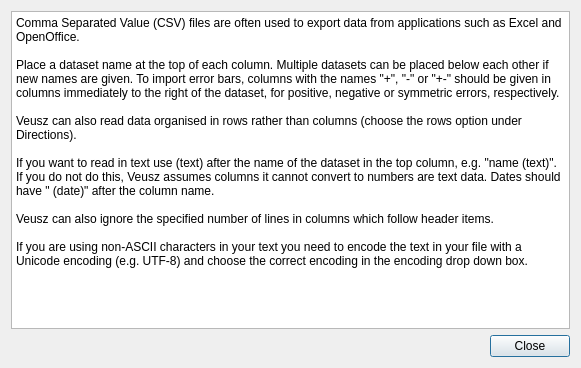
Above: dialogs/importhelpcsv.ui from veusz/veusz before the change. Below: the same form after it.
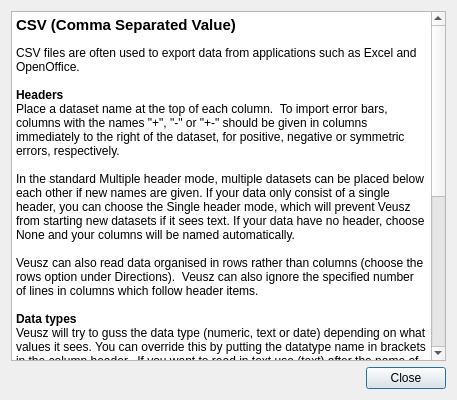
That is the form after the change.

Commit message: Improve help dialog for CSV

Diff of the .ui file:
```diff
--- a/dialogs/importhelpcsv.ui
+++ b/dialogs/importhelpcsv.ui
@@ -6,8 +6,8 @@
    <rect>
     <x>0</x>
     <y>0</y>
-    <width>581</width>
-    <height>368</height>
+    <width>457</width>
+    <height>400</height>
    </rect>
   </property>
   <property name="windowTitle">
@@ -24,17 +24,28 @@
 &lt;html&gt;&lt;head&gt;&lt;meta name=&quot;qrichtext&quot; content=&quot;1&quot; /&gt;&lt;style type=&quot;text/css&quot;&gt;
 p, li { white-space: pre-wrap; }
 &lt;/style&gt;&lt;/head&gt;&lt;body style=&quot; font-family:'Arial'; font-size:9pt; font-weight:400; font-style:normal;&quot;&gt;
-&lt;p style=&quot; margin-top:0px; margin-bottom:0px; margin-left:0px; margin-right:0px; -qt-block-indent:0; text-indent:0px;&quot;&gt;Comma Separated Value (CSV) files are often used to export data from applications such as Excel and OpenOffice.&lt;/p&gt;
+&lt;p style=&quot; margin-top:18px; margin-bottom:12px; margin-left:0px; margin-right:0px; -qt-block-indent:0; text-indent:0px;&quot;&gt;&lt;span style=&quot; font-size:11pt; font-weight:600;&quot;&gt;CSV (Comma Separated Value)&lt;/span&gt;&lt;/p&gt;
+&lt;p style=&quot; margin-top:0px; margin-bottom:0px; margin-left:0px; margin-right:0px; -qt-block-indent:0; text-indent:0px;&quot;&gt;CSV files are often used to export data from applications such as Excel and OpenOffice.&lt;/p&gt;
 &lt;p style=&quot;-qt-paragraph-type:empty; margin-top:0px; margin-bottom:0px; margin-left:0px; margin-right:0px; -qt-block-indent:0; text-indent:0px;&quot;&gt;&lt;/p&gt;
-&lt;p style=&quot; margin-top:0px; margin-bottom:0px; margin-left:0px; margin-right:0px; -qt-block-indent:0; text-indent:0px;&quot;&gt;Place a dataset name at the top of each column. Multiple datasets can be placed below each other if new names are given. To import error bars, columns with the names &amp;quot;+&amp;quot;, &amp;quot;-&amp;quot; or &amp;quot;+-&amp;quot; should be given in columns immediately to the right of the dataset, for positive, negative or symmetric errors, respectively.&lt;/p&gt;
+&lt;p style=&quot; margin-top:0px; margin-bottom:0px; margin-left:0px; margin-right:0px; -qt-block-indent:0; text-indent:0px;&quot;&gt;&lt;span style=&quot; font-weight:600;&quot;&gt;Headers&lt;/span&gt;&lt;/p&gt;
+&lt;p style=&quot; margin-top:0px; margin-bottom:0px; margin-left:0px; margin-right:0px; -qt-block-indent:0; text-indent:0px;&quot;&gt;Place a dataset name at the top of each column.  To import error bars, columns with the names &amp;quot;+&amp;quot;, &amp;quot;-&amp;quot; or &amp;quot;+-&amp;quot; should be given in columns immediately to the right of the dataset, for positive, negative or symmetric errors, respectively.&lt;/p&gt;
 &lt;p style=&quot;-qt-paragraph-type:empty; margin-top:0px; margin-bottom:0px; margin-left:0px; margin-right:0px; -qt-block-indent:0; text-indent:0px;&quot;&gt;&lt;/p&gt;
-&lt;p style=&quot; margin-top:0px; margin-bottom:0px; margin-left:0px; margin-right:0px; -qt-block-indent:0; text-indent:0px;&quot;&gt;Veusz can also read data organised in rows rather than columns (choose the rows option under Directions).&lt;/p&gt;
+&lt;p style=&quot; margin-top:0px; margin-bottom:0px; margin-left:0px; margin-right:0px; -qt-block-indent:0; text-indent:0px;&quot;&gt;In the standard Multiple header mode, multiple datasets can be placed below each other if new names are given. If your data only consist of a single header, you can choose the Single header mode, which will prevent Veusz from starting new datasets if it sees text. If your data have no header, choose None and your columns will be named automatically.&lt;/p&gt;
 &lt;p style=&quot;-qt-paragraph-type:empty; margin-top:0px; margin-bottom:0px; margin-left:0px; margin-right:0px; -qt-block-indent:0; text-indent:0px;&quot;&gt;&lt;/p&gt;
-&lt;p style=&quot; margin-top:0px; margin-bottom:0px; margin-left:0px; margin-right:0px; -qt-block-indent:0; text-indent:0px;&quot;&gt;If you want to read in text use (text) after the name of the dataset in the top column, e.g. &amp;quot;name (text)&amp;quot;. If you do not do this, Veusz assumes columns it cannot convert to numbers are text data. Dates should have &amp;quot; (date)&amp;quot; after the column name. &lt;/p&gt;
+&lt;p style=&quot; margin-top:0px; margin-bottom:0px; margin-left:0px; margin-right:0px; -qt-block-indent:0; text-indent:0px;&quot;&gt;Veusz can also read data organised in rows rather than columns (choose the rows option under Directions).  Veusz can also ignore the specified number of lines in columns which follow header items.&lt;/p&gt;
 &lt;p style=&quot;-qt-paragraph-type:empty; margin-top:0px; margin-bottom:0px; margin-left:0px; margin-right:0px; -qt-block-indent:0; text-indent:0px;&quot;&gt;&lt;/p&gt;
-&lt;p style=&quot; margin-top:0px; margin-bottom:0px; margin-left:0px; margin-right:0px; -qt-block-indent:0; text-indent:0px;&quot;&gt;Veusz can also ignore the specified number of lines in columns which follow header items.&lt;/p&gt;
+&lt;p style=&quot; margin-top:0px; margin-bottom:0px; margin-left:0px; margin-right:0px; -qt-block-indent:0; text-indent:0px;&quot;&gt;&lt;span style=&quot; font-weight:600;&quot;&gt;Data types&lt;/span&gt;&lt;/p&gt;
+&lt;p style=&quot; margin-top:0px; margin-bottom:0px; margin-left:0px; margin-right:0px; -qt-block-indent:0; text-indent:0px;&quot;&gt;Veusz will try to guss the data type (numeric, text or date) depending on what values it sees. You can override this by putting the datatype name in brackets in the column header.  If you want to read in text use (text) after the name of the dataset in the top column, e.g. &amp;quot;name (text)&amp;quot;.  Date-times can have &amp;quot; (date)&amp;quot; after the column name.  Veusz uses ISO dates by default YYYY-MM-DDThh:mm:ss, but this can be changed.&lt;/p&gt;
 &lt;p style=&quot;-qt-paragraph-type:empty; margin-top:0px; margin-bottom:0px; margin-left:0px; margin-right:0px; -qt-block-indent:0; text-indent:0px;&quot;&gt;&lt;/p&gt;
-&lt;p style=&quot; margin-top:0px; margin-bottom:0px; margin-left:0px; margin-right:0px; -qt-block-indent:0; text-indent:0px;&quot;&gt;If you are using non-ASCII characters in your text you need to encode the text in your file with a Unicode encoding (e.g. UTF-8) and choose the correct encoding in the encoding drop down box. &lt;/p&gt;&lt;/body&gt;&lt;/html&gt;</string>
+&lt;p style=&quot; margin-top:0px; margin-bottom:0px; margin-left:0px; margin-right:0px; -qt-block-indent:0; text-indent:0px;&quot;&gt;&lt;span style=&quot; font-weight:600;&quot;&gt;Options&lt;/span&gt;&lt;/p&gt;
+&lt;p style=&quot; margin-top:0px; margin-bottom:0px; margin-left:0px; margin-right:0px; -qt-block-indent:0; text-indent:0px;&quot;&gt;There are several variants of CSV files used. You may wish to change the delimiter to be a tab (TSV) or space. Your file may also use European or English numerical values e.g. (1,23 or 1.23), so you may wish to override your computer's default format.&lt;/p&gt;
+&lt;p style=&quot;-qt-paragraph-type:empty; margin-top:0px; margin-bottom:0px; margin-left:0px; margin-right:0px; -qt-block-indent:0; text-indent:0px;&quot;&gt;&lt;/p&gt;
+&lt;p style=&quot; margin-top:0px; margin-bottom:0px; margin-left:0px; margin-right:0px; -qt-block-indent:0; text-indent:0px;&quot;&gt;There are many different date and time formats. You can enter your own format in the box given [a combination of YYYY (or YY), MM (or M), DD (or D), HH, MM and SS].&lt;/p&gt;
+&lt;p style=&quot;-qt-paragraph-type:empty; margin-top:0px; margin-bottom:0px; margin-left:0px; margin-right:0px; -qt-block-indent:0; text-indent:0px;&quot;&gt;&lt;/p&gt;
+&lt;p style=&quot; margin-top:0px; margin-bottom:0px; margin-left:0px; margin-right:0px; -qt-block-indent:0; text-indent:0px;&quot;&gt;The &amp;quot;Treat blanks as data values&amp;quot; option will insert NaN values or empty strings into datasets, if blank data values are encountered.&lt;/p&gt;
+&lt;p style=&quot;-qt-paragraph-type:empty; margin-top:0px; margin-bottom:0px; margin-left:0px; margin-right:0px; -qt-block-indent:0; text-indent:0px;&quot;&gt;&lt;/p&gt;
+&lt;p style=&quot; margin-top:0px; margin-bottom:0px; margin-left:0px; margin-right:0px; -qt-block-indent:0; text-indent:0px;&quot;&gt;If you are using non-ASCII characters in your text you need to encode the text in your file with a Unicode encoding (e.g. UTF-8) and choose the correct encoding in the encoding drop down box. &lt;/p&gt;
+&lt;p style=&quot;-qt-paragraph-type:empty; margin-top:0px; margin-bottom:0px; margin-left:0px; margin-right:0px; -qt-block-indent:0; text-indent:0px;&quot;&gt;&lt;/p&gt;&lt;/body&gt;&lt;/html&gt;</string>
      </property>
     </widget>
    </item>
```
